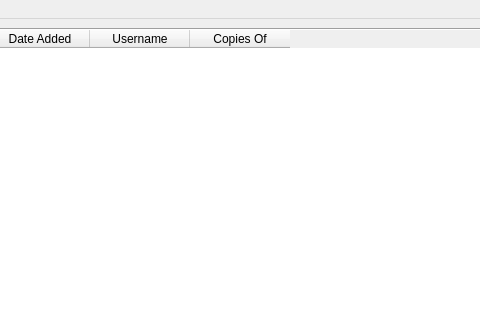
First picture: the form in ui/main.ui, repository jrile/eventhandler, before the edit; both pictures show x 221 to 701 and y 0 to 320 of the 814 by 596 pixel window.
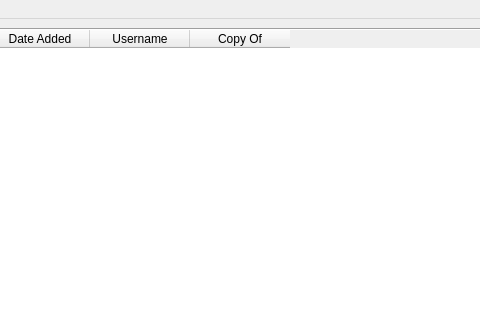
Second picture: the form after the edit.

The edit to the form file:
```diff
--- a/ui/main.ui
+++ b/ui/main.ui
@@ -107,7 +107,7 @@
         </column>
         <column>
          <property name="text">
-          <string>Copies Of</string>
+          <string>Copy Of</string>
          </property>
         </column>
        </widget>
```
